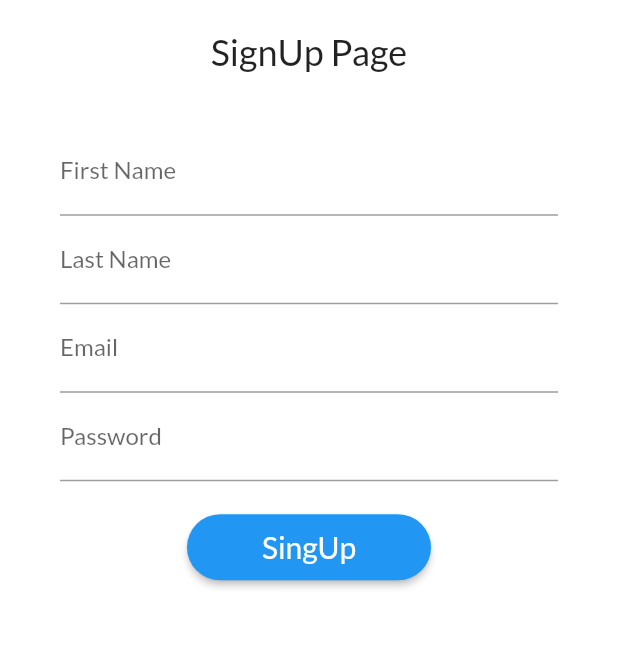
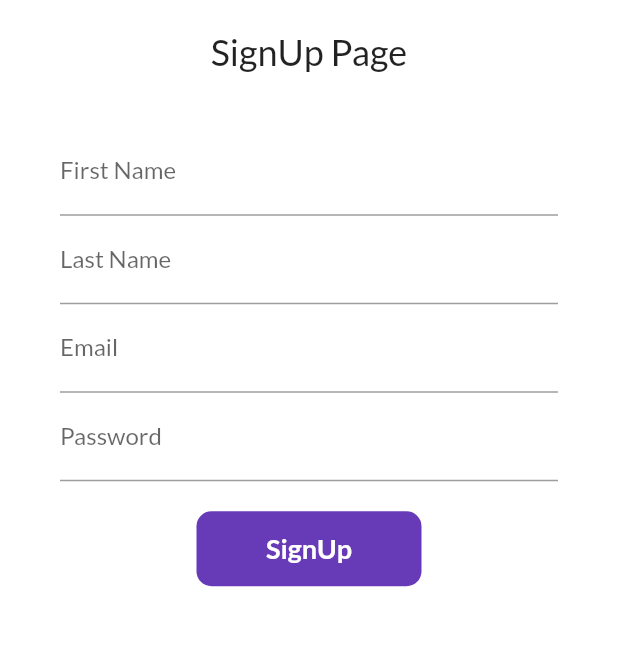
Before and after one commit to AbdullahMalike/Flutter_Ecommerce2, a Flutter app: the screen it shows after launch, after a tap on "SignUp", on a phone screen of 412 x 824 dp, the part 467-1115 px from its top. Run offline on Flutter 3.47's test engine with Material 3 defaults, Android fonts, the phone set to English and light mode, and no system bars; our stand-ins replace google_fonts.

Commit message:
day7 completed

```diff
--- a/lib/pages/loginpage.dart
+++ b/lib/pages/loginpage.dart
@@ -11,6 +11,25 @@ class LoginPage extends StatefulWidget {
 class _LoginPageState extends State<LoginPage> {
   String name = "";
   bool buttonchanged = false;
+  final _formkey = GlobalKey<FormState>();
+
+  movetohome(BuildContext context) async {
+    if (_formkey.currentState!.validate()) {
+      setState(() {
+        buttonchanged = true;
+      });
+      await Future.delayed(Duration(seconds: 1));
+      await Navigator.pushNamed(context, MyRoutes.homeRoute);
+      setState(() {
+        buttonchanged = false;
+      });
+    }
+  }
+
+  movetoSignup(BuildContext context) {
+    Navigator.pushNamed(context, MyRoutes.signup);
+  }
+
   @override
   Widget build(BuildContext context) {
     return Scaffold(
@@ -22,6 +41,8 @@ class _LoginPageState extends State<LoginPage> {
               minHeight: Constraints.maxHeight,
             ),
             child: IntrinsicHeight(
+              child: Form(
+                key: _formkey,
                 child: Column(
                   children: [
                     Image.asset(
@@ -31,7 +52,8 @@ class _LoginPageState extends State<LoginPage> {
                     const SizedBox(height: 20),
                     Text(
                       "Welcome $name",
-                    style: TextStyle(fontSize: 22, fontWeight: FontWeight.bold),
+                      style:
+                          TextStyle(fontSize: 22, fontWeight: FontWeight.bold),
                     ),
                     Padding(
                       padding: const EdgeInsets.symmetric(
@@ -42,6 +64,12 @@ class _LoginPageState extends State<LoginPage> {
                             decoration: const InputDecoration(
                                 hintText: "Enter Your Name",
                                 labelText: "UserName"),
+                            validator: (value) {
+                              if (value!.isEmpty) {
+                                return "Please enter your name";
+                              }
+                              return null;
+                            },
                             onChanged: (value) {
                               name = value;
                               setState(() {});
@@ -53,14 +81,20 @@ class _LoginPageState extends State<LoginPage> {
                               hintText: "Enter Password",
                               labelText: "Password",
                             ),
+                            validator: (value) {
+                              if (value!.isEmpty) {
+                                return "please enter password";
+                              } else if (value.length < 6) {
+                                return "please make sure your password greater then 8";
+                              }
+                              return null;
+                            },
                           ),
                           const SizedBox(
                             height: 20,
                           ),
                           TextButton(
-                            onPressed: () {
-                              Navigator.pushNamed(context, MyRoutes.signup);
-                            },
+                              onPressed: () => movetoSignup(context),
                               child: const Text(
                                 "SignUp",
                                 style: TextStyle(
@@ -69,23 +103,17 @@ class _LoginPageState extends State<LoginPage> {
                           const SizedBox(
                             height: 20,
                           ),
-                        InkWell(
-                          onTap: () async {
-                            setState(() {
-                              buttonchanged = true;
-                            });
-                            await Future.delayed(Duration(seconds: 1));
-                            Navigator.pushNamed(context, MyRoutes.homeRoute);
-                          },
+                          Material(
+                            color: Colors.deepPurple,
+                            borderRadius:
+                                BorderRadius.circular(buttonchanged ? 50 : 8),
+                            child: InkWell(
+                              onTap: () => movetohome(context),
                               child: AnimatedContainer(
                                 duration: const Duration(seconds: 1),
                                 height: 50,
                                 width: buttonchanged ? 50 : 140,
                                 alignment: Alignment.center,
-                            decoration: BoxDecoration(
-                                color: Colors.deepPurple,
-                                borderRadius: BorderRadius.circular(
-                                    buttonchanged ? 50 : 8)),
                                 child: buttonchanged
                                     ? Icon(
                                         Icons.done,
@@ -100,23 +128,13 @@ class _LoginPageState extends State<LoginPage> {
                                         ),
                                       ),
                               ),
+                            ),
                           )
-                        // ElevatedButton(
-                        //   onPressed: () {
-                        //     Navigator.pushNamed(context, MyRoutes.homeRoute);
-                        //   },
-                        //   style: ElevatedButton.styleFrom(
-                        //       padding:
-                        //           const EdgeInsets.symmetric(horizontal: 40),
-                        //       backgroundColor: Colors.blue,
-                        //       shape: RoundedRectangleBorder(
-                        //           borderRadius: BorderRadius.circular(20))),
-                        //   child: const Text("Login"),
-                        // )
                         ],
                       ),
                     ),
                   ],
+                ),
               ),
             ),
           ),
--- a/lib/pages/signup.dart
+++ b/lib/pages/signup.dart
@@ -1,8 +1,29 @@
 import 'package:flutter/material.dart';
 import 'package:flutterpractise/utilies/routes.dart';
 
-class SignUp extends StatelessWidget {
+class SignUp extends StatefulWidget {
   const SignUp({super.key});
+
+  @override
+  State<SignUp> createState() => _SignUpState();
+}
+
+class _SignUpState extends State<SignUp> {
+  bool buttonchanged = false;
+  final _keyform = GlobalKey<FormState>();
+
+  movetologin(BuildContext context) async {
+    if (_keyform.currentState!.validate()) {
+      setState(() {
+        buttonchanged = true;
+      });
+      await Future.delayed(Duration(seconds: 1));
+      await Navigator.pushNamed(context, MyRoutes.loginRoute);
+      setState(() {
+        buttonchanged = false;
+      });
+    }
+  }
 
   @override
   Widget build(BuildContext context) {
@@ -14,6 +35,8 @@ class SignUp extends StatelessWidget {
             child: ConstrainedBox(
               constraints: BoxConstraints(minHeight: constraints.maxHeight),
               child: IntrinsicHeight(
+                child: Form(
+                  key: _keyform,
                   child: Column(
                     children: [
                       Image.asset(
@@ -41,38 +64,78 @@ class SignUp extends StatelessWidget {
                               decoration: const InputDecoration(
                                   hintText: "Enter First Name",
                                   labelText: "First Name"),
+                              validator: (value) {
+                                if (value!.isEmpty) {
+                                  return "please enter your first name";
+                                }
+                                return null;
+                              },
                             ),
                             TextFormField(
                               decoration: const InputDecoration(
                                   hintText: "Enter Last Name",
                                   labelText: "Last Name"),
+                              validator: (value) {
+                                if (value!.isEmpty) {
+                                  return "please enter your last name";
+                                }
+                                return null;
+                              },
                             ),
                             TextFormField(
                               decoration: const InputDecoration(
                                   hintText: "Enter Email", labelText: "Email"),
+                              validator: (value) {
+                                if (value!.isEmpty) {
+                                  return "please enter your email";
+                                } else if (!value.contains("@")) {
+                                  return "please type correct email using @";
+                                } else if (!value.contains(".")) {
+                                  return "please type correct email using .";
+                                }
+                                return null;
+                              },
                             ),
                             TextFormField(
                               obscureText: true,
                               decoration: const InputDecoration(
                                   hintText: "Enter Password",
                                   labelText: "Password"),
+                              validator: (value) {
+                                if (value!.isEmpty) {
+                                  return "please enter your password";
+                                } else if (value.length < 6) {
+                                  return "make sure your password length greater then 6";
+                                }
+                                return null;
+                              },
                             ),
                             const SizedBox(
                               height: 20,
                             ),
-                          ElevatedButton(
-                            onPressed: () {
-                              Navigator.pushNamed(context, MyRoutes.loginRoute);
-                            },
-                            style: ElevatedButton.styleFrom(
-                                padding: const EdgeInsets.symmetric(
-                                    horizontal: 50, vertical: 10),
-                                backgroundColor: Colors.blue,
-                                shape: RoundedRectangleBorder(
-                                    borderRadius: BorderRadius.circular(30))),
-                            child: const Text(
-                              "SingUp",
-                              style: TextStyle(fontSize: 20),
+                            InkWell(
+                              onTap: () => movetologin(context),
+                              child: AnimatedContainer(
+                                duration: Duration(seconds: 1),
+                                height: 50,
+                                width: buttonchanged ? 50 : 150,
+                                alignment: Alignment.center,
+                                decoration: BoxDecoration(
+                                    color: Colors.deepPurple,
+                                    borderRadius: BorderRadius.circular(
+                                        buttonchanged ? 50 : 10)),
+                                child: buttonchanged
+                                    ? Icon(
+                                        Icons.done,
+                                        color: Colors.white,
+                                      )
+                                    : Text(
+                                        "SignUp",
+                                        style: TextStyle(
+                                            fontSize: 18,
+                                            fontWeight: FontWeight.bold,
+                                            color: Colors.white),
+                                      ),
                               ),
                             )
                           ],
@@ -82,6 +145,7 @@ class SignUp extends StatelessWidget {
                   ),
                 ),
               ),
+            ),
           );
         },
       )),
```
Lines whose indentation alone changed are shown as unchanged.
